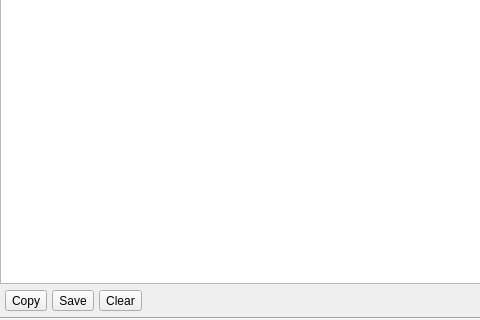
Above: ui/InfoBoard.ui from saturneric/GpgFrontend before the change; both pictures show x 0 to 480 and y 284 to 604 of the 788 by 604 pixel window. Below: the same form after it.
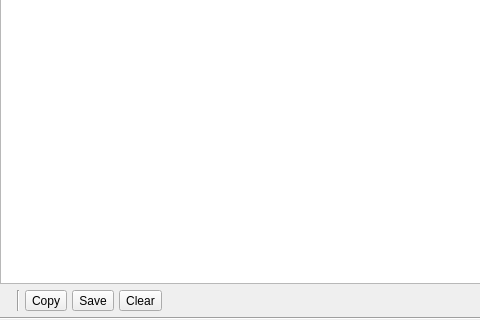
That is the form after the change. Icons and pictures are not drawn.

Commit message: feat(ui): add status indicator and rename action layout

```diff
--- a/ui/InfoBoard.ui
+++ b/ui/InfoBoard.ui
@@ -101,6 +101,20 @@
           <property name="bottomMargin">
            <number>0</number>
           </property>
+          <item>
+           <widget class="QLabel" name="statusIndicatorLabel">
+            <property name="text">
+             <string/>
+            </property>
+           </widget>
+          </item>
+          <item>
+           <widget class="Line" name="line_3">
+            <property name="orientation">
+             <enum>Qt::Orientation::Vertical</enum>
+            </property>
+           </widget>
+          </item>
           <item>
            <widget class="QToolButton" name="copyToolButton">
             <property name="toolTip">
```
Left out of the diff: 12 changed lines with no effect on the pictures. The commit also changes 2 other files.
